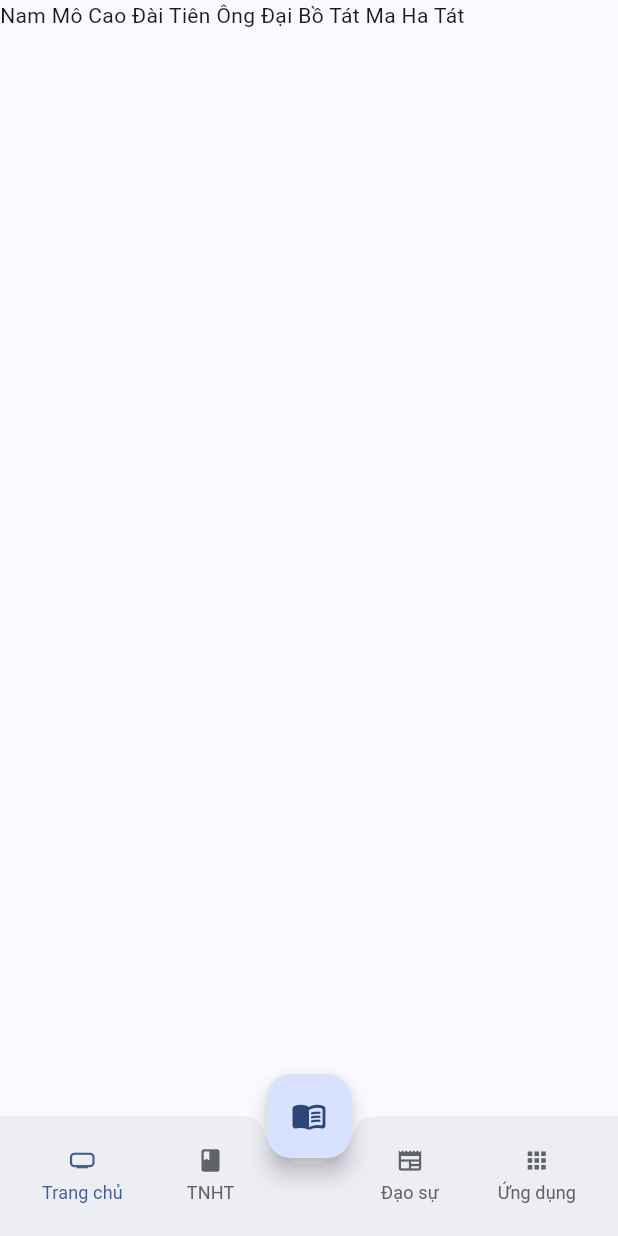
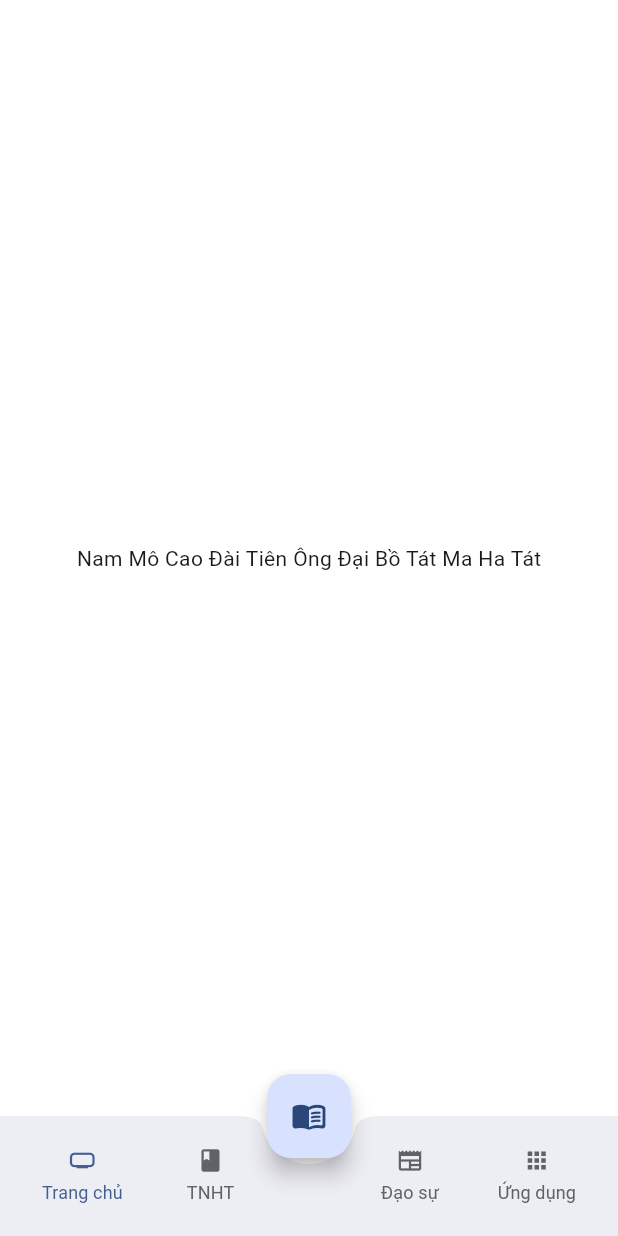
Before and after one commit to caodaion/caodaion_flutter, a Flutter app: the screen it shows after launch, on a phone screen of 412 x 824 dp. Run offline on Flutter 3.47's test engine with Material 3 defaults, Android fonts, the light colour scheme and no system bars; our stand-ins replace flutter_markdown, go_router.

Commit message:
update folder structure

```diff
--- a/lib/main.dart
+++ b/lib/main.dart
@@ -21,6 +21,7 @@ class MyApp extends StatelessWidget {
         colorScheme: ColorScheme.fromSeed(
           seedColor: const Color(0xff4285f4),
         ),
+        scaffoldBackgroundColor: const Color(0xFFFFFFFF),
       ),
     );
   }
--- a/lib/pages/apps_page/apps_page.dart
+++ b/lib/pages/apps_page/apps_page.dart
@@ -5,6 +5,10 @@ class AppsPage extends StatelessWidget {
 
   @override
   Widget build(BuildContext context) {
-    return const Text("Apps");
+    return const SafeArea(
+      child: Center(
+        child: Text("Apps"),
+      ),
+    );
   }
 }
--- a/lib/pages/dao_su_page/dao_su_page.dart
+++ b/lib/pages/dao_su_page/dao_su_page.dart
@@ -5,6 +5,10 @@ class DaoSuPage extends StatelessWidget {
 
   @override
   Widget build(BuildContext context) {
-    return const Text("Dao Su");
+    return const SafeArea(
+      child: Center(
+        child: Text("Dao Su"),
+      ),
+    );
   }
 }
--- a/lib/pages/home_page/home_page.dart
+++ b/lib/pages/home_page/home_page.dart
@@ -5,6 +5,10 @@ class HomePage extends StatelessWidget {
 
   @override
   Widget build(BuildContext context) {
-    return const Text("Nam Mô Cao Đài Tiên Ông Đại Bồ Tát Ma Ha Tát");
+    return const SafeArea(
+      child: Center(
+        child: Text("Nam Mô Cao Đài Tiên Ông Đại Bồ Tát Ma Ha Tát"),
+      ),
+    );
   }
 }
--- a/lib/pages/tnht_page/tnht_page.dart
+++ b/lib/pages/tnht_page/tnht_page.dart
@@ -5,6 +5,10 @@ class TNHTPage extends StatelessWidget {
 
   @override
   Widget build(BuildContext context) {
-    return const Text("TNHT");
+    return const SafeArea(
+      child: Center(
+        child: Text("TNHT"),
+      ),
+    );
   }
 }
--- a/lib/routes/main_route.dart
+++ b/lib/routes/main_route.dart
@@ -7,8 +7,9 @@ import 'package:caodaion_flutter/pages/tnht_page/tnht_page.dart';
 import 'package:flutter/material.dart';
 import 'package:go_router/go_router.dart';
 
-import '../components/scaffold_with_nested_navigation/scaffold_with_nested_navigation.dart';
+import '../widgets/scaffold_with_nested_navigation/scaffold_with_nested_navigation.dart';
 import '../pages/details_screen/details_screen.dart';
+import '../pages/kinh_page/route.dart';
 
 final _rootNavigatorKey = GlobalKey<NavigatorState>();
 final _shellNavigatorHomeKey =
@@ -118,12 +119,7 @@ final goRouter = GoRouter(
               pageBuilder: (context, state) => const NoTransitionPage(
                 child: KinhPage(),
               ),
-              routes: [
-                GoRoute(
-                  path: 'details',
-                  builder: (context, state) => const DetailsScreen(label: 'B'),
-                ),
-              ],
+              routes: kinhRouter,
             ),
           ],
         ),
--- a/lib/components/scaffold_with_nested_navigation/scaffold_with_nested_navigation.dart
+++ b/lib/widgets/scaffold_with_nested_navigation/scaffold_with_nested_navigation.dart
@@ -1,7 +1,7 @@
 import 'package:flutter/material.dart';
 import 'package:go_router/go_router.dart';
-import './components/scaffold_with_navigation_bar.dart';
-import './components/scaffold_with_navigation_rail.dart';
+import 'widgets/scaffold_with_navigation_bar.dart';
+import 'widgets/scaffold_with_navigation_rail.dart';
 
 // Stateful navigation based on:
 // https://github.com/flutter/packages/blob/main/packages/go_router/example/lib/stateful_shell_route.dart
--- a/lib/components/scaffold_with_nested_navigation/components/scaffold_with_navigation_bar.dart
+++ b/lib/widgets/scaffold_with_nested_navigation/widgets/scaffold_with_navigation_bar.dart
@@ -1,4 +1,4 @@
-import '../components/bottom_app_bar_item.dart';
+import './bottom_app_bar_item.dart';
 import 'package:flutter/material.dart';
 import 'package:go_router/go_router.dart';
 
--- a/lib/components/scaffold_with_nested_navigation/components/scaffold_with_navigation_rail.dart
+++ b/lib/widgets/scaffold_with_nested_navigation/widgets/scaffold_with_navigation_rail.dart
@@ -1,6 +1,6 @@
 import 'package:flutter/material.dart';
 import 'package:go_router/go_router.dart';
-import '../components/bottom_app_bar_item.dart';
+import './bottom_app_bar_item.dart';
 
 class ScaffoldWithNavigationRail extends StatelessWidget {
   const ScaffoldWithNavigationRail({
--- a/pubspec.yaml
+++ b/pubspec.yaml
@@ -37,6 +37,8 @@ dependencies:
   # Use with the CupertinoIcons class for iOS style icons.
   cupertino_icons: ^1.0.2
   flutter_launcher_icons: ^0.13.1
+  home_widget: ^0.3.0
+  flutter_markdown: ^0.6.18+2
 
 dev_dependencies:
   flutter_test:
```
Also changed, not shown: lib/pages/kinh_page/kinh_details.dart (added, +10 -0 lines), lib/pages/kinh_page/kinh_page.dart (+29 -1 lines), lib/pages/kinh_page/route.dart (added, +9 -0 lines), lib/widgets/scaffold_with_nested_navigation/widgets/bottom_app_bar_item.dart (renamed from lib/components/scaffold_with_nested_navigation/components/bottom_app_bar_item.dart), pubspec.lock, 1 other file.
